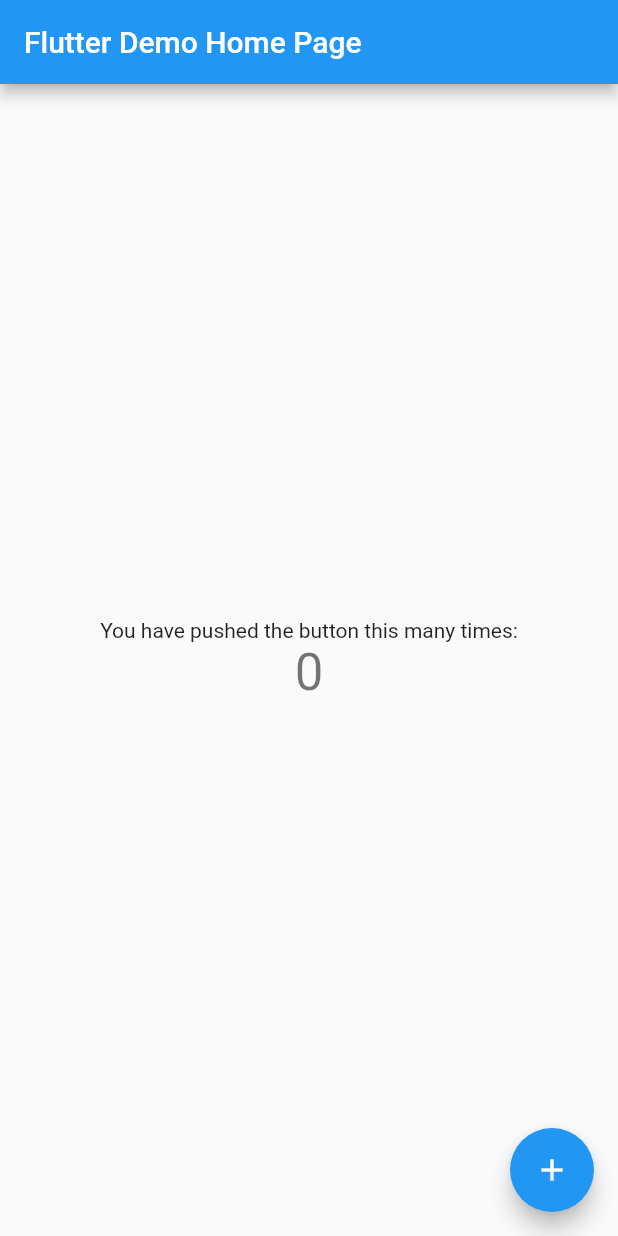
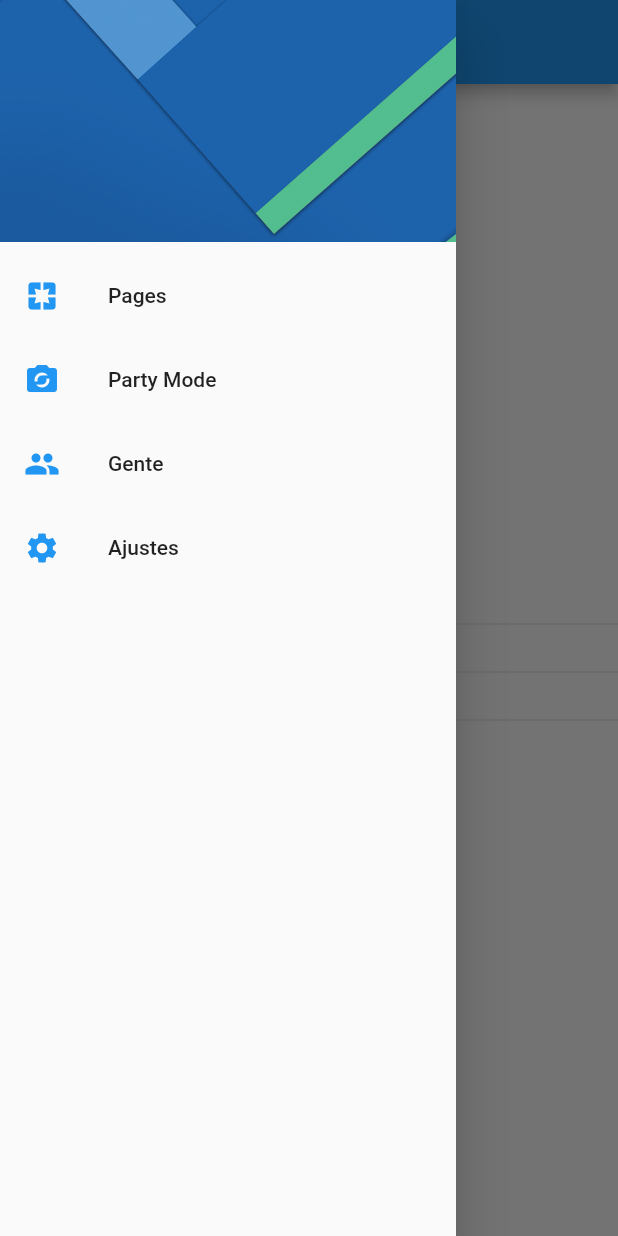
Before and after one commit to marianolop22/fluter_user, a Flutter app: the screen it shows after launch, with the side drawer open (before the commit the screen has no drawer), on a phone screen of 412 x 824 dp. Run offline on Flutter 3.47's test engine with Material 2 defaults, Android fonts, the phone set to English and light mode, and no system bars.

Commit message:
Ejercicio 181

```diff
--- a/lib/main.dart
+++ b/lib/main.dart
@@ -1,111 +1,23 @@
 import 'package:flutter/material.dart';
+import 'package:flutter_user/src/pages/home_page.dart';
+import 'package:flutter_user/src/pages/settings_page.dart';
 
 void main() => runApp(MyApp());
 
 class MyApp extends StatelessWidget {
-  // This widget is the root of your application.
+
+
+
+
   @override
   Widget build(BuildContext context) {
     return MaterialApp(
-      title: 'Flutter Demo',
-      theme: ThemeData(
-        // This is the theme of your application.
-        //
-        // Try running your application with "flutter run". You'll see the
-        // application has a blue toolbar. Then, without quitting the app, try
-        // changing the primarySwatch below to Colors.green and then invoke
-        // "hot reload" (press "r" in the console where you ran "flutter run",
-        // or simply save your changes to "hot reload" in a Flutter IDE).
-        // Notice that the counter didn't reset back to zero; the application
-        // is not restarted.
-        primarySwatch: Colors.blue,
-      ),
-      home: MyHomePage(title: 'Flutter Demo Home Page'),
+      title: 'Preferencias',
+      initialRoute: HomePage.routeName,
+      routes: {
+        HomePage.routeName: ( BuildContext context ) => HomePage(),
+        SettingPage.routeName: ( BuildContext context ) => SettingPage()
+      },
     );
   }
 }
-
-class MyHomePage extends StatefulWidget {
-  MyHomePage({Key key, this.title}) : super(key: key);
-
-  // This widget is the home page of your application. It is stateful, meaning
-  // that it has a State object (defined below) that contains fields that affect
-  // how it looks.
-
-  // This class is the configuration for the state. It holds the values (in this
-  // case the title) provided by the parent (in this case the App widget) and
-  // used by the build method of the State. Fields in a Widget subclass are
-  // always marked "final".
-
-  final String title;
-
-  @override
-  _MyHomePageState createState() => _MyHomePageState();
-}
-
-class _MyHomePageState extends State<MyHomePage> {
-  int _counter = 0;
-
-  void _incrementCounter() {
-    setState(() {
-      // This call to setState tells the Flutter framework that something has
-      // changed in this State, which causes it to rerun the build method below
-      // so that the display can reflect the updated values. If we changed
-      // _counter without calling setState(), then the build method would not be
-      // called again, and so nothing would appear to happen.
-      _counter++;
-    });
-  }
-
-  @override
-  Widget build(BuildContext context) {
-    // This method is rerun every time setState is called, for instance as done
-    // by the _incrementCounter method above.
-    //
-    // The Flutter framework has been optimized to make rerunning build methods
-    // fast, so that you can just rebuild anything that needs updating rather
-    // than having to individually change instances of widgets.
-    return Scaffold(
-      appBar: AppBar(
-        // Here we take the value from the MyHomePage object that was created by
-        // the App.build method, and use it to set our appbar title.
-        title: Text(widget.title),
-      ),
-      body: Center(
-        // Center is a layout widget. It takes a single child and positions it
-        // in the middle of the parent.
-        child: Column(
-          // Column is also layout widget. It takes a list of children and
-          // arranges them vertically. By default, it sizes itself to fit its
-          // children horizontally, and tries to be as tall as its parent.
-          //
-          // Invoke "debug painting" (press "p" in the console, choose the
-          // "Toggle Debug Paint" action from the Flutter Inspector in Android
-          // Studio, or the "Toggle Debug Paint" command in Visual Studio Code)
-          // to see the wireframe for each widget.
-          //
-          // Column has various properties to control how it sizes itself and
-          // how it positions its children. Here we use mainAxisAlignment to
-          // center the children vertically; the main axis here is the vertical
-          // axis because Columns are vertical (the cross axis would be
-          // horizontal).
-          mainAxisAlignment: MainAxisAlignment.center,
-          children: <Widget>[
-            Text(
-              'You have pushed the button this many times:',
-            ),
-            Text(
-              '$_counter',
-              style: Theme.of(context).textTheme.display1,
-            ),
-          ],
-        ),
-      ),
-      floatingActionButton: FloatingActionButton(
-        onPressed: _incrementCounter,
-        tooltip: 'Increment',
-        child: Icon(Icons.add),
-      ), // This trailing comma makes auto-formatting nicer for build methods.
-    );
-  }
-}
--- /dev/null
+++ b/lib/src/pages/home_page.dart
@@ -0,0 +1,32 @@
+import 'package:flutter/material.dart';
+import 'package:flutter_user/src/widgets/menu_widget.dart';
+
+class HomePage extends StatelessWidget {
+  //const HomePage({Key key}) : super(key: key);
+
+  static final String routeName = 'home';
+
+
+  @override
+  Widget build(BuildContext context) {
+    return Scaffold(
+      appBar: AppBar(
+        title: Text('Preferencias de usuario'),
+      ),
+      drawer: MenuWidget(),
+      body: Column(
+        mainAxisAlignment: MainAxisAlignment.center,
+        children: <Widget>[
+          Text('Color Secundario:'),
+          Divider(),
+          Text('Genero:'),
+          Divider(),
+          Text('Nombre Usuario:'),
+          Divider(),
+
+        ],
+      ),
+    );
+
+  }
+}
--- /dev/null
+++ b/lib/src/widgets/menu_widget.dart
@@ -0,0 +1,52 @@
+import 'package:flutter/material.dart';
+import 'package:flutter_user/src/pages/home_page.dart';
+import 'package:flutter_user/src/pages/settings_page.dart';
+
+class MenuWidget extends StatelessWidget {
+  //const MenuWidget({Key key}) : super(key: key);
+
+  @override
+  Widget build(BuildContext context) {
+    return Drawer(
+      child: ListView(
+        padding: EdgeInsets.zero,
+        children: <Widget>[
+          DrawerHeader(
+            child: Container(
+
+            ),
+            decoration: BoxDecoration(
+              image: DecorationImage(
+                image: AssetImage('assets/img/menu-img.jpg'),
+                fit: BoxFit.cover
+              ),
+            ),
+          ),
+          ListTile(
+            leading: Icon (Icons.pages, color: Colors.blue),
+            title: Text('Pages'),
+            onTap: ()=> Navigator.pushReplacementNamed(context, HomePage.routeName),
+          ),
+          ListTile(
+            leading: Icon (Icons.party_mode, color: Colors.blue),
+            title: Text('Party Mode'),
+            onTap: (){},
+          ),
+          ListTile(
+            leading: Icon (Icons.people, color: Colors.blue),
+            title: Text('Gente'),
+            onTap: (){},
+          ),
+          ListTile(
+            leading: Icon (Icons.settings, color: Colors.blue),
+            title: Text('Ajustes'),
+            onTap: (){
+              //Navigator.pop(context); //esto es para cerrar el menú lateral
+              Navigator.pushReplacementNamed(context, SettingPage.routeName);
+            },
+          )
+        ],
+      ),
+    );
+  }
+}
--- a/pubspec.yaml
+++ b/pubspec.yaml
@@ -41,7 +41,8 @@ flutter:
   uses-material-design: true
 
   # To add assets to your application, add an assets section, like this:
-  # assets:
+  assets:
+   - assets/img/
   #  - images/a_dot_burr.jpeg
   #  - images/a_dot_ham.jpeg
 
```
Also changed, not shown: lib/src/pages/settings_page.dart (added, +92 -0 lines), assets/img/menu-img.jpg (added), 1 other file.
